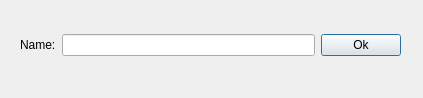
Old version of the form obj_menu.ui in the repository rusfort/GeoPro.
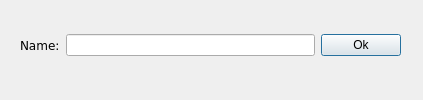
New version of the form.

Commit message: Object label added

What changed in the file:
```diff
--- a/obj_menu.ui
+++ b/obj_menu.ui
@@ -7,9 +7,27 @@
     <x>0</x>
     <y>0</y>
     <width>423</width>
-    <height>98</height>
+    <height>100</height>
    </rect>
   </property>
+  <property name="sizePolicy">
+   <sizepolicy hsizetype="Fixed" vsizetype="Fixed">
+    <horstretch>0</horstretch>
+    <verstretch>0</verstretch>
+   </sizepolicy>
+  </property>
+  <property name="minimumSize">
+   <size>
+    <width>400</width>
+    <height>100</height>
+   </size>
+  </property>
+  <property name="maximumSize">
+   <size>
+    <width>500</width>
+    <height>500</height>
+   </size>
+  </property>
   <property name="windowTitle">
    <string>Dialog</string>
   </property>
@@ -27,6 +45,11 @@
      <layout class="QHBoxLayout" name="horizontalLayout">
       <item>
        <widget class="QLabel" name="label">
+        <property name="font">
+         <font>
+          <family>DejaVu Sans</family>
+         </font>
+        </property>
         <property name="text">
          <string>Name:</string>
         </property>
```
The commit also changes 4 other files.
